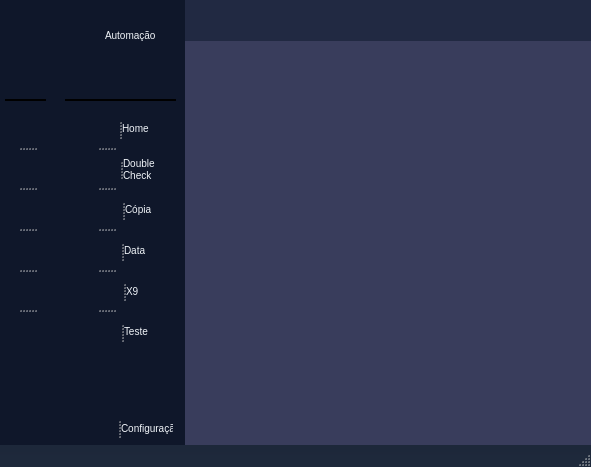
This is src/style/Main_UI.ui in rdm10br/BB_Py_Automation as Qt 5 draws it before an edit. The edited form follows.
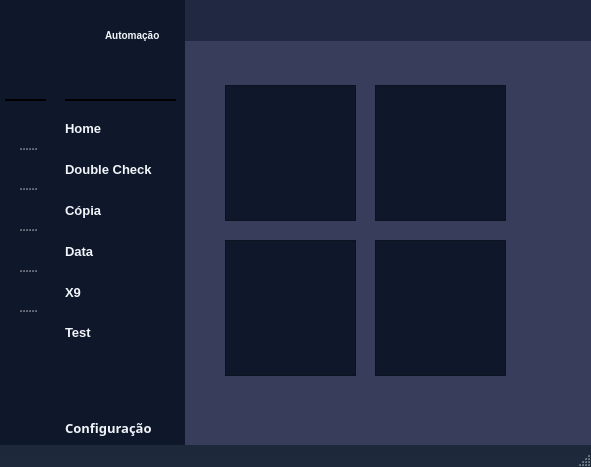
This is the edited form. Icons and pictures are not drawn.

Diff of the .ui file:
```diff
--- a/src/style/Main_UI.ui
+++ b/src/style/Main_UI.ui
@@ -2,6 +2,9 @@
 <ui version="4.0">
  <class>MainWindow</class>
  <widget class="QMainWindow" name="MainWindow">
+  <property name="enabled">
+   <bool>true</bool>
+  </property>
   <property name="geometry">
    <rect>
     <x>0</x>
@@ -43,8 +46,8 @@
     color: rgb(241, 245, 249);
     border: 1px solid #1E293B;
     border-radius: 12px;
-    padding: 10px;
-    font-size: 14px;
+    padding: 4px;
+    font-size: 13px;
 }
 QMessageBox{
     background-color: #393D5C;
@@ -341,8 +344,21 @@
      <string notr="true">QWidget{
 background-color: rgba(15, 23, 42, 1);
 }
+QPushButton{
+	border: none;
+	font-weight: bold;
+	text-align: left;
+	padding-left: 10px;
+}
 QPushButton:hover{
 	background-color: #393D5C;
+}
+QPushButton::icon{
+	subcontrol-position: left center;
+}
+QPushButton::text{
+	subcontrol-position: left center;
+	left: 5px;
 }</string>
     </property>
     <widget class="QLabel" name="label_2">
@@ -354,6 +370,9 @@
        <height>21</height>
       </rect>
      </property>
+     <property name="styleSheet">
+      <string notr="true">font-weight: bold;</string>
+     </property>
      <property name="text">
       <string>Automação</string>
      </property>
@@ -442,124 +461,54 @@
       </size>
      </property>
     </widget>
-    <widget class="QSplitter" name="splitter_6">
-     <property name="geometry">
-      <rect>
-       <x>10</x>
-       <y>410</y>
-       <width>109</width>
-       <height>36</height>
-      </rect>
-     </property>
-     <property name="orientation">
-      <enum>Qt::Horizontal</enum>
-     </property>
      <widget class="QPushButton" name="pushButton_15">
+     <property name="geometry">
+      <rect>
+       <x>0</x>
+       <y>410</y>
+       <width>128</width>
+       <height>36</height>
+      </rect>
+     </property>
+     <property name="font">
+      <font>
+       <family>Poppins</family>
+       <pointsize>-1</pointsize>
+       <weight>75</weight>
+       <bold>true</bold>
+      </font>
+     </property>
       <property name="styleSheet">
-       <string notr="true">border: none;</string>
-      </property>
-      <property name="text">
-       <string/>
-      </property>
-      <property name="icon">
-       <iconset resource="resource.qrc">
-        <normaloff>:/icon/settings.png</normaloff>:/icon/settings.png</iconset>
-      </property>
-      <property name="iconSize">
-       <size>
-        <width>16</width>
-        <height>16</height>
-       </size>
-      </property>
-     </widget>
-     <widget class="QLabel" name="label_11">
+      <string notr="true"/>
+     </property>
       <property name="text">
        <string>Configuração</string>
       </property>
-     </widget>
-    </widget>
-    <widget class="QSplitter" name="splitter_9">
-     <property name="geometry">
-      <rect>
-       <x>0</x>
-       <y>110</y>
-       <width>102</width>
-       <height>240</height>
-      </rect>
-     </property>
-     <property name="orientation">
-      <enum>Qt::Vertical</enum>
-     </property>
-     <widget class="QSplitter" name="splitter_8">
-      <property name="orientation">
-       <enum>Qt::Horizontal</enum>
-      </property>
-      <widget class="QPushButton" name="pushButton_8">
-       <property name="styleSheet">
-        <string notr="true">border: none;</string>
-       </property>
-       <property name="text">
-        <string/>
-       </property>
        <property name="icon">
         <iconset resource="resource.qrc">
          <normaloff>:/icon/home.png</normaloff>:/icon/home.png</iconset>
        </property>
        <property name="iconSize">
         <size>
-         <width>20</width>
-         <height>20</height>
+       <width>16</width>
+       <height>16</height>
         </size>
        </property>
       </widget>
-      <widget class="QLabel" name="label_5">
-       <property name="text">
-        <string>Home  </string>
-       </property>
-      </widget>
-     </widget>
-     <widget class="QSplitter" name="splitter_7">
-      <property name="orientation">
-       <enum>Qt::Horizontal</enum>
-      </property>
-      <widget class="QPushButton" name="pushButton_11">
-       <property name="styleSheet">
-        <string notr="true">border: none;</string>
-       </property>
-       <property name="text">
-        <string/>
-       </property>
-       <property name="icon">
-        <iconset resource="resource.qrc">
-         <normaloff>:/icon/double-check.png</normaloff>:/icon/double-check.png</iconset>
-       </property>
-       <property name="iconSize">
-        <size>
-         <width>20</width>
-         <height>20</height>
-        </size>
-       </property>
-      </widget>
-      <widget class="QLabel" name="label_6">
-       <property name="styleSheet">
-        <string notr="true">font-size: 10px;</string>
-       </property>
-       <property name="text">
-        <string>Double
-Check</string>
-       </property>
-      </widget>
-     </widget>
-     <widget class="QSplitter" name="splitter_5">
-      <property name="orientation">
-       <enum>Qt::Horizontal</enum>
-      </property>
       <widget class="QPushButton" name="pushButton_13">
+     <property name="geometry">
+      <rect>
+       <x>0</x>
+       <y>192</y>
+       <width>128</width>
+       <height>36</height>
+      </rect>
+     </property>
        <property name="styleSheet">
-        <string notr="true">border: none;</string>
+      <string notr="true"/>
        </property>
        <property name="text">
-        <string/>
+      <string>Cópia</string>
        </property>
        <property name="icon">
         <iconset resource="resource.qrc">
@@ -572,22 +521,23 @@
         </size>
        </property>
       </widget>
-      <widget class="QLabel" name="label_7">
-       <property name="text">
-        <string>Cópia </string>
-       </property>
-      </widget>
-     </widget>
-     <widget class="QSplitter" name="splitter_4">
-      <property name="orientation">
-       <enum>Qt::Horizontal</enum>
-      </property>
-      <widget class="QPushButton" name="pushButton_14">
+    <widget class="QPushButton" name="pushButton_8">
+     <property name="geometry">
+      <rect>
+       <x>0</x>
+       <y>110</y>
+       <width>128</width>
+       <height>36</height>
+      </rect>
+     </property>
+     <property name="layoutDirection">
+      <enum>Qt::LeftToRight</enum>
+     </property>
        <property name="styleSheet">
-        <string notr="true">border: none;</string>
+      <string notr="true"/>
        </property>
        <property name="text">
-        <string/>
+      <string>Home</string>
        </property>
        <property name="icon">
         <iconset resource="resource.qrc">
@@ -599,23 +549,24 @@
          <height>20</height>
         </size>
        </property>
-      </widget>
-      <widget class="QLabel" name="label_9">
-       <property name="text">
-        <string>Data   </string>
-       </property>
-      </widget>
-     </widget>
-     <widget class="QSplitter" name="splitter_3">
-      <property name="orientation">
-       <enum>Qt::Horizontal</enum>
-      </property>
+     <property name="autoDefault">
+      <bool>true</bool>
+     </property>
+    </widget>
       <widget class="QPushButton" name="pushButton_9">
+     <property name="geometry">
+      <rect>
+       <x>0</x>
+       <y>274</y>
+       <width>128</width>
+       <height>36</height>
+      </rect>
+     </property>
        <property name="styleSheet">
-        <string notr="true">border: none;</string>
+      <string notr="true"/>
        </property>
        <property name="text">
-        <string/>
+      <string>X9</string>
        </property>
        <property name="icon">
         <iconset resource="resource.qrc">
@@ -628,22 +579,72 @@
         </size>
        </property>
       </widget>
-      <widget class="QLabel" name="label_8">
+    <widget class="QPushButton" name="pushButton_14">
+     <property name="geometry">
+      <rect>
+       <x>0</x>
+       <y>233</y>
+       <width>128</width>
+       <height>36</height>
+      </rect>
+     </property>
+     <property name="styleSheet">
+      <string notr="true"/>
+     </property>
        <property name="text">
-        <string>X9     </string>
-       </property>
-      </widget>
-     </widget>
-     <widget class="QSplitter" name="splitter">
-      <property name="orientation">
-       <enum>Qt::Horizontal</enum>
-      </property>
+      <string>Data</string>
+     </property>
+     <property name="icon">
+      <iconset resource="resource.qrc">
+       <normaloff>:/icon/calendar.png</normaloff>:/icon/calendar.png</iconset>
+     </property>
+     <property name="iconSize">
+      <size>
+       <width>20</width>
+       <height>20</height>
+      </size>
+     </property>
+    </widget>
+    <widget class="QPushButton" name="pushButton_11">
+     <property name="geometry">
+      <rect>
+       <x>0</x>
+       <y>151</y>
+       <width>128</width>
+       <height>36</height>
+      </rect>
+     </property>
+     <property name="styleSheet">
+      <string notr="true"/>
+     </property>
+     <property name="text">
+      <string>Double Check</string>
+     </property>
+     <property name="icon">
+      <iconset resource="resource.qrc">
+       <normaloff>:/icon/double-check.png</normaloff>:/icon/double-check.png</iconset>
+     </property>
+     <property name="iconSize">
+      <size>
+       <width>20</width>
+       <height>20</height>
+      </size>
+     </property>
+    </widget>
       <widget class="QPushButton" name="pushButton_12">
+     <property name="geometry">
+      <rect>
+       <x>0</x>
+       <y>314</y>
+       <width>128</width>
+       <height>36</height>
+      </rect>
+     </property>
        <property name="styleSheet">
-        <string notr="true">border: none;</string>
+      <string notr="true"/>
        </property>
        <property name="text">
-        <string/>
+      <string>Test</string>
        </property>
        <property name="icon">
         <iconset resource="resource.qrc">
@@ -655,13 +656,6 @@
          <height>20</height>
         </size>
        </property>
-      </widget>
-      <widget class="QLabel" name="label_10">
-       <property name="text">
-        <string>Teste  </string>
-       </property>
-      </widget>
-     </widget>
     </widget>
    </widget>
    <widget class="QWidget" name="Main_Screen_Widget" native="true">
@@ -679,6 +673,82 @@
     <property name="styleSheet">
      <string notr="true">background-color:#393D5C;</string>
     </property>
+    <widget class="QFrame" name="frame_4">
+     <property name="geometry">
+      <rect>
+       <x>40</x>
+       <y>45</y>
+       <width>131</width>
+       <height>136</height>
+      </rect>
+     </property>
+     <property name="styleSheet">
+      <string notr="true">background-color: rgba(15, 23, 42, 1);</string>
+     </property>
+     <property name="frameShape">
+      <enum>QFrame::StyledPanel</enum>
+     </property>
+     <property name="frameShadow">
+      <enum>QFrame::Raised</enum>
+     </property>
+    </widget>
+    <widget class="QFrame" name="frame_5">
+     <property name="geometry">
+      <rect>
+       <x>190</x>
+       <y>200</y>
+       <width>131</width>
+       <height>136</height>
+      </rect>
+     </property>
+     <property name="styleSheet">
+      <string notr="true">background-color: rgba(15, 23, 42, 1);</string>
+     </property>
+     <property name="frameShape">
+      <enum>QFrame::StyledPanel</enum>
+     </property>
+     <property name="frameShadow">
+      <enum>QFrame::Raised</enum>
+     </property>
+    </widget>
+    <widget class="QFrame" name="frame_6">
+     <property name="geometry">
+      <rect>
+       <x>190</x>
+       <y>45</y>
+       <width>131</width>
+       <height>136</height>
+      </rect>
+     </property>
+     <property name="styleSheet">
+      <string notr="true">background-color: rgba(15, 23, 42, 1);</string>
+     </property>
+     <property name="frameShape">
+      <enum>QFrame::StyledPanel</enum>
+     </property>
+     <property name="frameShadow">
+      <enum>QFrame::Raised</enum>
+     </property>
+    </widget>
+    <widget class="QFrame" name="frame_7">
+     <property name="geometry">
+      <rect>
+       <x>40</x>
+       <y>200</y>
+       <width>131</width>
+       <height>136</height>
+      </rect>
+     </property>
+     <property name="styleSheet">
+      <string notr="true">background-color: rgba(15, 23, 42, 1);</string>
+     </property>
+     <property name="frameShape">
+      <enum>QFrame::StyledPanel</enum>
+     </property>
+     <property name="frameShadow">
+      <enum>QFrame::Raised</enum>
+     </property>
+    </widget>
    </widget>
    <widget class="QWidget" name="Header_widget" native="true">
     <property name="geometry">
```
Left out of the diff: 9 changed lines with no effect on the pictures. Lines whose indentation alone changed are shown as unchanged.
